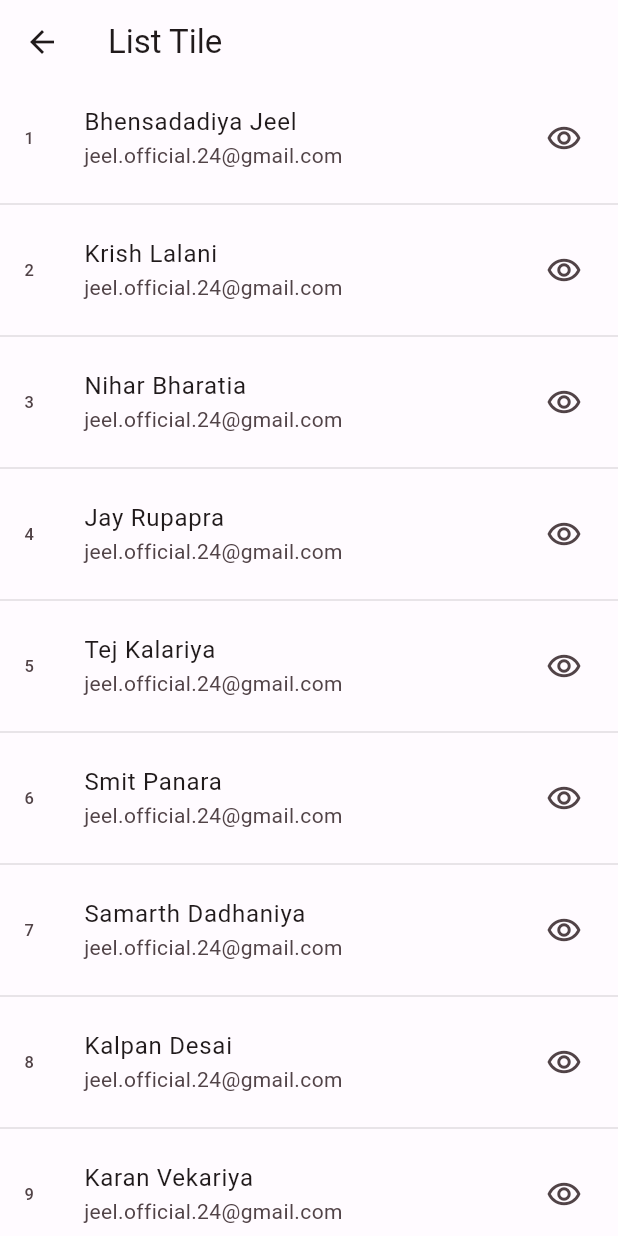
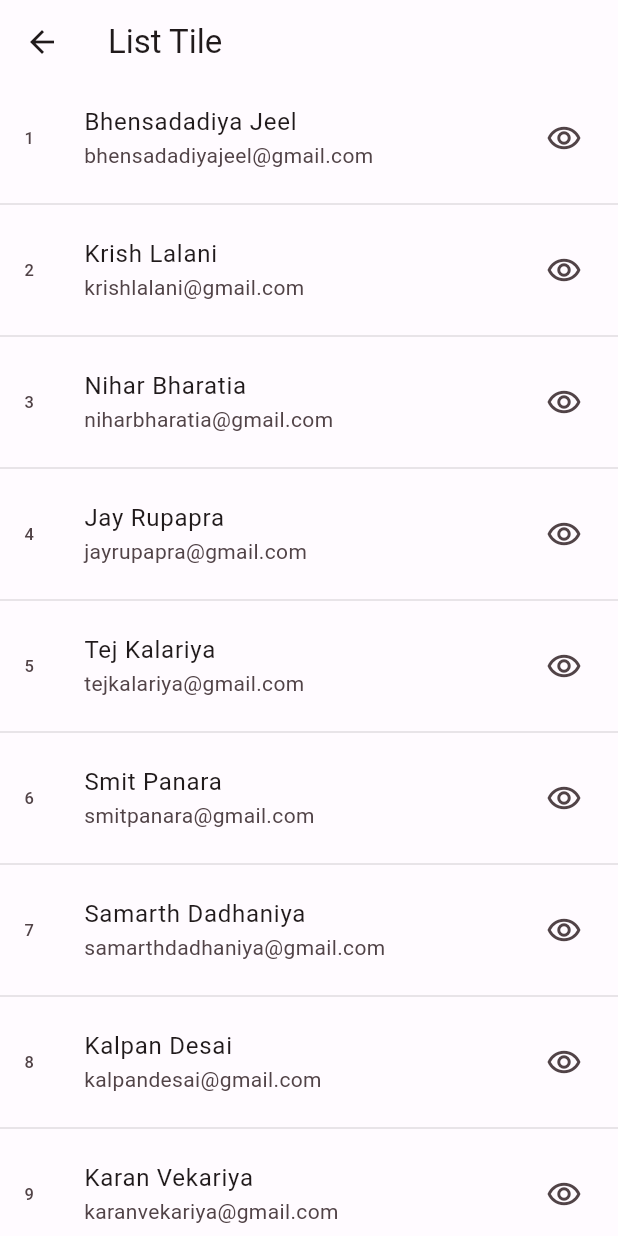
Before and after one commit to jeelpatel001/first_flutter_app, a Flutter app: the MyListTile screen opened directly, on a phone screen of 412 x 824 dp. Run offline on Flutter 3.47's test engine with Material 3 defaults, Android fonts, the phone set to English and light mode, and no system bars.

Commit message:
Some Error solved

```diff
--- a/lib/_15_list_tile.dart
+++ b/lib/_15_list_tile.dart
@@ -22,6 +22,20 @@ class _MyListTileState extends State<MyListTile> {
     "Tirth Chhatrala"
   ];
 
+  var arrEmails = [
+    "bhensadadiyajeel@gmail.com",
+    "krishlalani@gmail.com",
+    "niharbharatia@gmail.com",
+    "jayrupapra@gmail.com",
+    "tejkalariya@gmail.com",
+    "smitpanara@gmail.com",
+    "samarthdadhaniya@gmail.com",
+    "kalpandesai@gmail.com",
+    "karanvekariya@gmail.com",
+    "meetchovatiya@gmail.com",
+    "tirthchhatrala@gmail.com"
+  ];
+
   @override
   Widget build(BuildContext context) {
     return Scaffold(
@@ -33,7 +47,7 @@ class _MyListTileState extends State<MyListTile> {
             return ListTile(
               leading: Text("${index + 1}"),
               title: Text(arrNames[index]),
-              subtitle: Text("jeel.official.24@gmail.com"),
+              subtitle: Text(arrEmails[index]),
               trailing: Icon(Icons.remove_red_eye_outlined),
               onTap: () {
                 print(arrNames[index]);
--- a/lib/_23_date_time_picker.dart
+++ b/lib/_23_date_time_picker.dart
@@ -34,10 +34,8 @@ class _MyDateAndTimePickerState extends State<MyDateAndTimePicker> {
                   lastDate: DateTime(2025),
                 );
 
-                if (datePicked != null) {
-                  print(datePicked);
-                }
-              },
+                print(datePicked);
+                            },
               child: const Text("Show"),
             ),
             const Divider(
--- a/pubspec.yaml
+++ b/pubspec.yaml
@@ -36,6 +36,7 @@ dependencies:
   # Use with the CupertinoIcons class for iOS style icons.
   cupertino_icons: ^1.0.6
 
+  intl: any
 dev_dependencies:
   flutter_test:
     sdk: flutter
@@ -47,7 +48,6 @@ dev_dependencies:
   # package. See that file for information about deactivating specific lint
   # rules and activating additional ones.
   flutter_lints: ^3.0.0
-  intl: ^0.19.0
 
 # For information on the generic Dart part of this file, see the
 # following page: https://dart.dev/tools/pub/pubspec
```
Also changed, not shown: lib/_18_style_themes.dart (+14 -0 lines), lib/main.dart (+16 -44 lines), lib/my_widgets.dart (added, +124 -0 lines), pubspec.lock.
